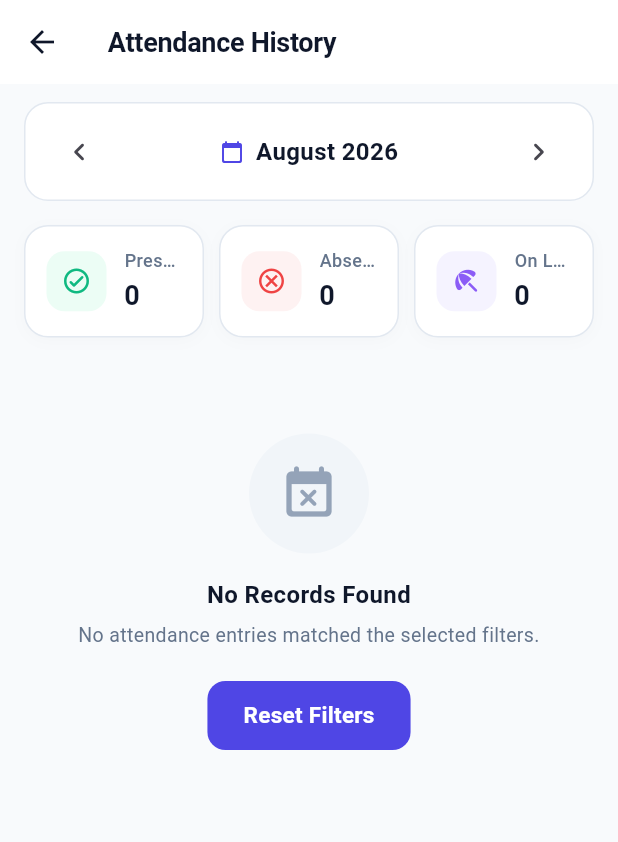
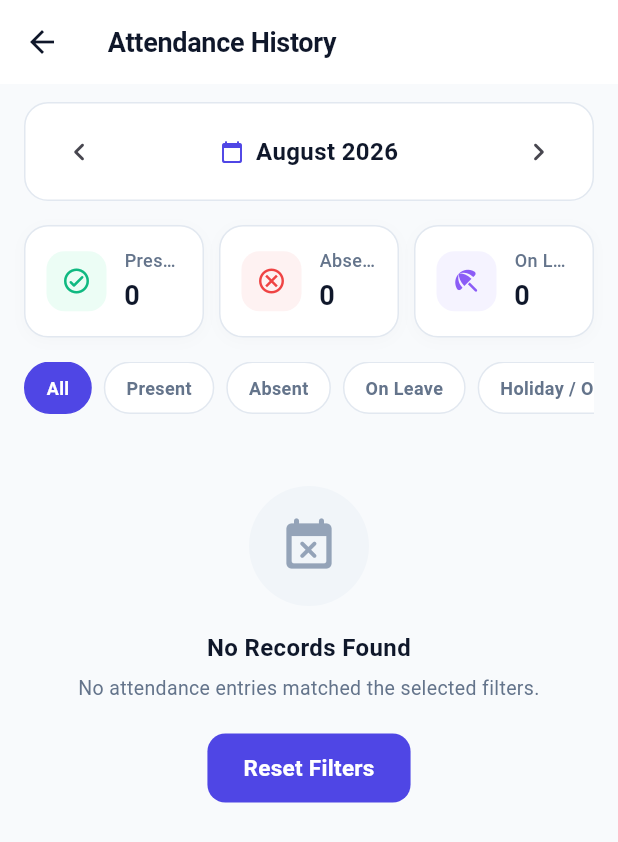
Before and after one commit to charan04k/hrms_app, a Flutter app: the AttendanceHistoryScreen screen opened directly, on a phone screen of 412 x 824 dp. Shown: the top 842 px of the screen. Run offline on Flutter 3.47's test engine with Material 3 defaults, Android fonts, the phone set to English and light mode, and no system bars; our stand-ins replace equatable, flutter_bloc, get_it, hive_flutter; accounts and stored records are empty.

Commit message:
feat:filter added in history screen

```diff
--- a/lib/presentation/screens/attendence/attendance_history_screen.dart
+++ b/lib/presentation/screens/attendence/attendance_history_screen.dart
@@ -255,6 +255,76 @@ class _AttendanceHistoryScreenState extends State<AttendanceHistoryScreen> {
                     const SizedBox(height: 12),
                   ],
 
+                  // Status Filter Chips
+                  SingleChildScrollView(
+                    scrollDirection: Axis.horizontal,
+                    child: Row(
+                      children: [
+                        _FilterChip(
+                          label: 'All',
+                          isSelected: state.selectedStatusFilter == null,
+                          onTap: () {
+                            context.read<AttendanceBloc>().add(
+                                  const FilterAttendanceStatusChanged(null),
+                                );
+                          },
+                        ),
+                        const SizedBox(width: 8),
+                        _FilterChip(
+                          label: 'Present',
+                          isSelected: state.selectedStatusFilter == AttendanceStatus.present,
+                          color: AppColors.present,
+                          onTap: () {
+                            context.read<AttendanceBloc>().add(
+                                  const FilterAttendanceStatusChanged(
+                                    AttendanceStatus.present,
+                                  ),
+                                );
+                          },
+                        ),
+                        const SizedBox(width: 8),
+                        _FilterChip(
+                          label: 'Absent',
+                          isSelected: state.selectedStatusFilter == AttendanceStatus.absent,
+                          color: AppColors.absent,
+                          onTap: () {
+                            context.read<AttendanceBloc>().add(
+                                  const FilterAttendanceStatusChanged(
+                                    AttendanceStatus.absent,
+                                  ),
+                                );
+                          },
+                        ),
+                        const SizedBox(width: 8),
+                        _FilterChip(
+                          label: 'On Leave',
+                          isSelected: state.selectedStatusFilter == AttendanceStatus.onLeave,
+                          color: AppColors.onLeave,
+                          onTap: () {
+                            context.read<AttendanceBloc>().add(
+                                  const FilterAttendanceStatusChanged(
+                                    AttendanceStatus.onLeave,
+                                  ),
+                                );
+                          },
+                        ),
+                        const SizedBox(width: 8),
+                        _FilterChip(
+                          label: 'Holiday / Off',
+                          isSelected: state.selectedStatusFilter == AttendanceStatus.holiday,
+                          color: AppColors.holiday,
+                          onTap: () {
+                            context.read<AttendanceBloc>().add(
+                                  const FilterAttendanceStatusChanged(
+                                    AttendanceStatus.holiday,
+                                  ),
+                                );
+                          },
+                        ),
+                      ],
+                    ),
+                  ),
+
                   const SizedBox(height: 16),
 
                     if (state.isLoading)
@@ -408,3 +478,45 @@ class _AttendanceListItem extends StatelessWidget {
     );
   }
 }
+
+class _FilterChip extends StatelessWidget {
+  final String label;
+  final bool isSelected;
+  final Color? color;
+  final VoidCallback onTap;
+
+  const _FilterChip({
+    required this.label,
+    required this.isSelected,
+    this.color,
+    required this.onTap,
+  });
+
+  @override
+  Widget build(BuildContext context) {
+    final chipColor = color ?? AppColors.primary;
+
+    return InkWell(
+      onTap: onTap,
+      borderRadius: BorderRadius.circular(20),
+      child: Container(
+        padding: const EdgeInsets.symmetric(horizontal: 14, vertical: 8),
+        decoration: BoxDecoration(
+          color: isSelected ? chipColor : Colors.white,
+          borderRadius: BorderRadius.circular(20),
+          border: Border.all(
+            color: isSelected ? chipColor : AppColors.cardBorder,
+          ),
+        ),
+        child: Text(
+          label,
+          style: TextStyle(
+            fontSize: 12,
+            fontWeight: FontWeight.w600,
+            color: isSelected ? Colors.white : AppColors.textSecondary,
+          ),
+        ),
+      ),
+    );
+  }
+}
```
